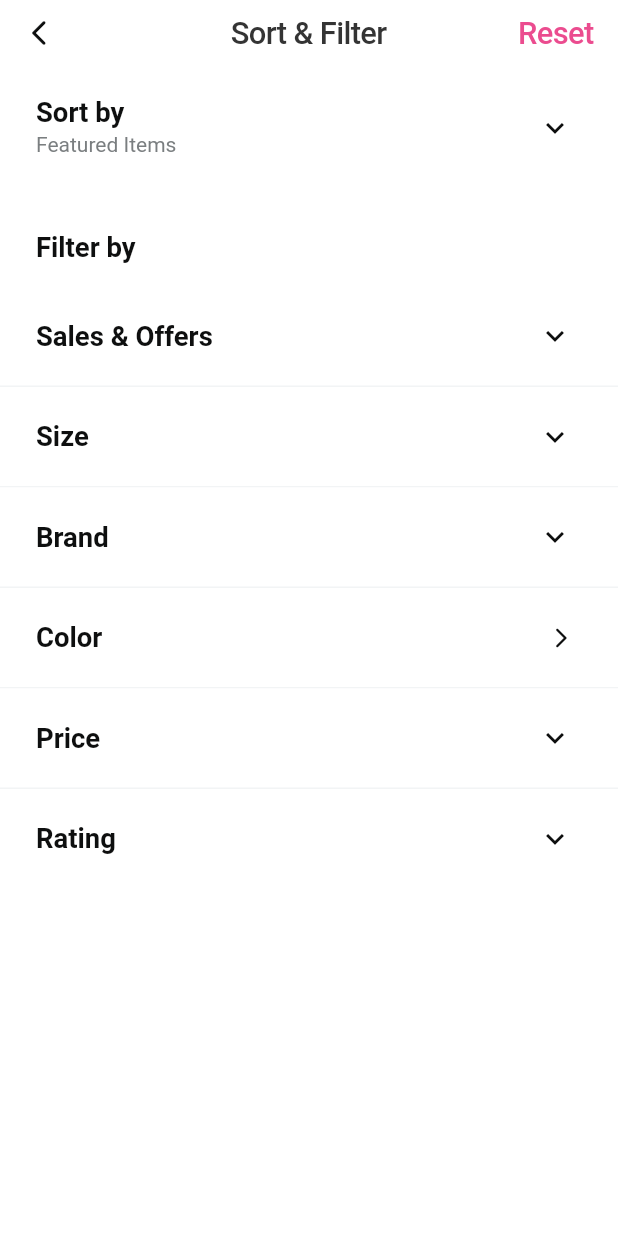
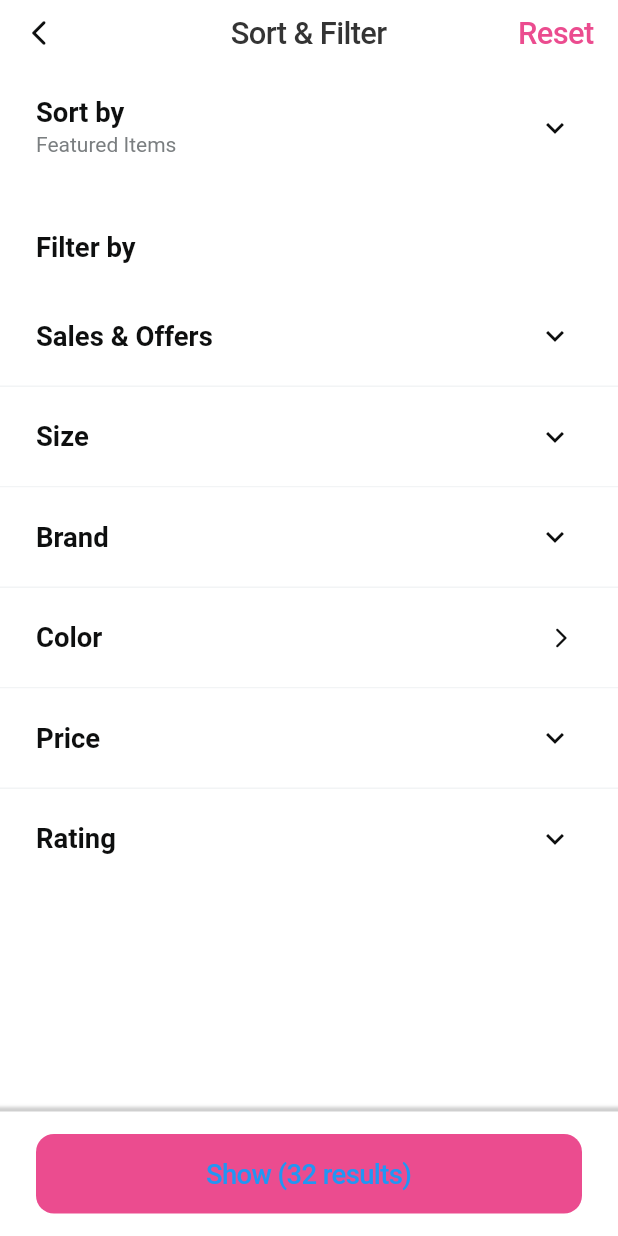
Before and after one commit to AntonioJoaquin/prueba_nutritienda, a Flutter app: the screen it shows after launch, on a phone screen of 412 x 824 dp. Run offline on Flutter 3.47's test engine with Material 2 defaults, Android fonts, the phone set to English and light mode, and no system bars; our stand-ins replace flutter_screenutil, flutter_svg, get_it, injectable.

Commit message:
#1- Add show button

```diff
--- a/lib/view/src/pages/home/home_page.dart
+++ b/lib/view/src/pages/home/home_page.dart
@@ -71,7 +71,9 @@ class _HomePageState extends State<HomePage> {
       child: SafeArea(
         child: Material(
           color: Palette.white,
-          child: SingleChildScrollView(
+          child: Stack(
+            children: [
+              SingleChildScrollView(
                 physics: const BouncingScrollPhysics(),
                 child: Column(
                   crossAxisAlignment: CrossAxisAlignment.start,
@@ -94,13 +96,49 @@ class _HomePageState extends State<HomePage> {
                     ),
                     const SizedBox(height: 16.0),
                     _buildFilterOptionList(),
+                    const SizedBox(height: 92.0),
                   ],
+                ),
+              ),
+              _buildShowButton(),
+            ],
+          ),
+        ),
+      ),
+    );
+  }
+
+  Widget _buildShowButton() => Align(
+        alignment: Alignment.bottomCenter,
+        child: Container(
+          width: double.infinity,
+          padding: const EdgeInsets.symmetric(
+            vertical: 15.0,
+            horizontal: 24.0,
+          ),
+          decoration: BoxDecoration(
+            color: Palette.white,
+            boxShadow: [
+              BoxShadow(
+                spreadRadius: 3.0,
+                blurRadius: 1.0,
+                color: Colors.grey.withOpacity(.5),
+              )
+            ],
+          ),
+          child: CupertinoButton(
+            color: Palette.primaryColor,
+            onPressed: () {},
+            child: Text(
+              'Show (32 results)',
+              style: TextStyle(
+                fontSize: 16.0.sp,
+                fontWeight: FontWeight.w500,
               ),
             ),
           ),
         ),
       );
-  }
 
   void _showColorBottomSheet() {
     showModalBottomSheet(
--- a/lib/view/src/pages/home/widgets/filter_option_tile.dart
+++ b/lib/view/src/pages/home/widgets/filter_option_tile.dart
@@ -25,7 +25,7 @@ class FilterOptionTile extends StatelessWidget {
         title,
         style: TextStyle(
           fontSize: 16.sp,
-          fontWeight: FontWeight.w700,
+          fontWeight: FontWeight.w600,
           color: Palette.titleTextColor,
         ),
       ),
```
Lines whose indentation alone changed are shown as unchanged.
